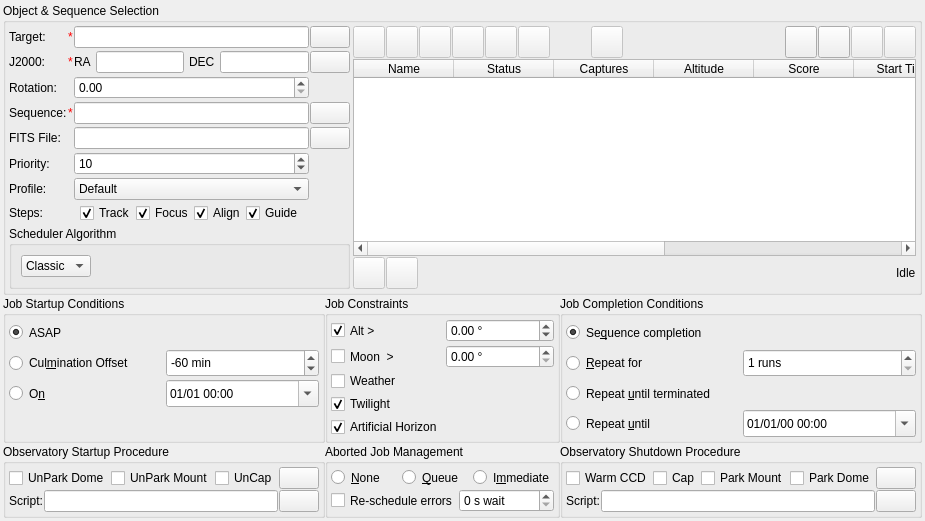
The window that kstars/ekos/scheduler/scheduler.ui (KDE/kstars) describes before a commit, drawn with Qt 5.
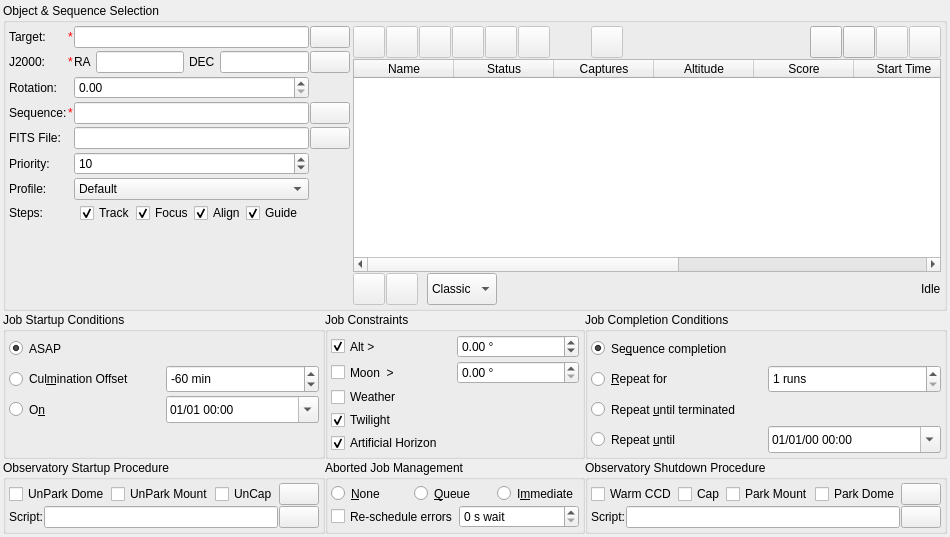
The same window after the commit. Icons and pictures are not drawn. Custom widgets are drawn as their Qt base class.

Commit message: Improve tooltip and simplify UI

```diff
--- a/kstars/ekos/scheduler/scheduler.ui
+++ b/kstars/ekos/scheduler/scheduler.ui
@@ -6,8 +6,8 @@
    <rect>
     <x>0</x>
     <y>0</y>
-    <width>802</width>
-    <height>426</height>
+    <width>950</width>
+    <height>537</height>
    </rect>
   </property>
   <layout class="QVBoxLayout" name="verticalLayout_8" stretch="4,1">
@@ -648,65 +648,14 @@
           <property name="orientation">
            <enum>Qt::Vertical</enum>
           </property>
-          <property name="sizeType">
-           <enum>QSizePolicy::Expanding</enum>
-          </property>
           <property name="sizeHint" stdset="0">
            <size>
-            <width>0</width>
-            <height>0</height>
+            <width>20</width>
+            <height>40</height>
            </size>
           </property>
          </spacer>
         </item>
-        <item>
-         <widget class="QGroupBox" name="AlgorithmGroup">
-          <property name="title">
-           <string>Scheduler Algorithm</string>
-          </property>
-          <layout class="QHBoxLayout" name="horizontalLayout_alg">
-           <item>
-            <widget class="QComboBox" name="schedulerAlgorithmCombo">
-             <property name="sizePolicy">
-              <sizepolicy hsizetype="Preferred" vsizetype="Preferred">
-               <horstretch>0</horstretch>
-               <verstretch>0</verstretch>
-              </sizepolicy>
-             </property>
-             <property name="toolTip">
-              <string>&lt;html&gt;&lt;head/&gt;&lt;body&gt;&lt;p&gt;Select schduler algorithm:&lt;/p&gt;&lt;ul style=&quot;margin-top: 0px; margin-bottom: 0px; margin-left: 0px; margin-right: 0px; -qt-list-indent: 1;&quot;&gt;&lt;li style=&quot; margin-top:12px; margin-bottom:0px; margin-left:0px; margin-right:0px; -qt-block-indent:0; text-indent:0px;&quot;&gt;&lt;span style=&quot; font-weight:600;&quot;&gt;Classic&lt;/span&gt;: The traditional Ekos scheduler algorithm. PLEASE FILL IN DETAILS&lt;/li&gt;&lt;li style=&quot; margin-top:0px; margin-bottom:0px; margin-left:0px; margin-right:0px; -qt-block-indent:0; text-indent:0px;&quot;&gt;&lt;span style=&quot; font-weight:600;&quot;&gt;Greedy&lt;/span&gt;: Will always attempt to run a job. Picks the highest priority job (priority == higher up on the job list) that can run according to its constraints, and is not complete. Will interrupt running jobs if a higher priority job can run. However, it will not start a job if will only run for 30 minutes or less before being interrupted by another job.&lt;/li&gt;&lt;/ul&gt;&lt;/body&gt;&lt;/html&gt;</string>
-             </property>
-             <item>
-              <property name="text">
-               <string>Classic</string>
-              </property>
-             </item>
-             <item>
-              <property name="text">
-               <string>Greedy</string>
-              </property>
-             </item>
-            </widget>
-           </item>
-           <item>
-            <spacer name="horizontalSpacer_alg">
-             <property name="orientation">
-              <enum>Qt::Horizontal</enum>
-             </property>
-             <property name="sizeType">
-              <enum>QSizePolicy::MinimumExpanding</enum>
-             </property>
-             <property name="sizeHint" stdset="0">
-              <size>
-               <width>50</width>
-               <height>0</height>
-              </size>
-             </property>
-            </spacer>
-           </item>
-          </layout>
-         </widget>
-        </item>
        </layout>
       </item>
       <item>
@@ -1098,7 +1047,6 @@
            </property>
            <property name="font">
             <font>
-             <weight>50</weight>
              <bold>false</bold>
             </font>
            </property>
@@ -1239,6 +1187,29 @@
             </property>
            </widget>
           </item>
+          <item>
+           <widget class="QComboBox" name="schedulerAlgorithmCombo">
+            <property name="sizePolicy">
+             <sizepolicy hsizetype="Preferred" vsizetype="Preferred">
+              <horstretch>0</horstretch>
+              <verstretch>0</verstretch>
+             </sizepolicy>
+            </property>
+            <property name="toolTip">
+             <string>&lt;html&gt;&lt;head/&gt;&lt;body&gt;&lt;p&gt;&lt;span style=&quot; font-weight:600;&quot;&gt;Classic&lt;/span&gt;: Start jobs that meet the constraints by priority and score.&lt;/p&gt;&lt;p&gt;&lt;span style=&quot; font-weight:600;&quot;&gt;Greedy&lt;/span&gt;: Always attempt to run a job. It picks the highest priority job that can run according to its constraints. It will interrupt running jobs if a higher priority job can run.&lt;/p&gt;&lt;/body&gt;&lt;/html&gt;</string>
+            </property>
+            <item>
+             <property name="text">
+              <string>Classic</string>
+             </property>
+            </item>
+            <item>
+             <property name="text">
+              <string>Greedy</string>
+             </property>
+            </item>
+           </widget>
+          </item>
           <item>
            <spacer name="horizontalSpacer_2">
             <property name="orientation">
```
Left out of the diff: 14 changed lines with no effect on the pictures.
